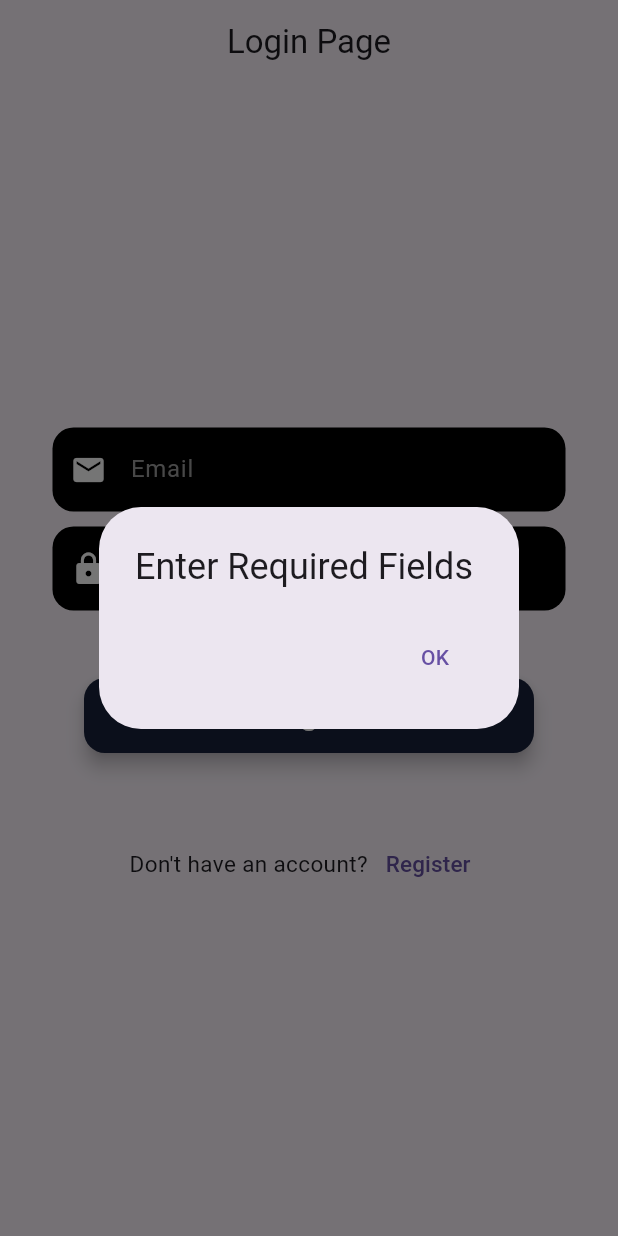
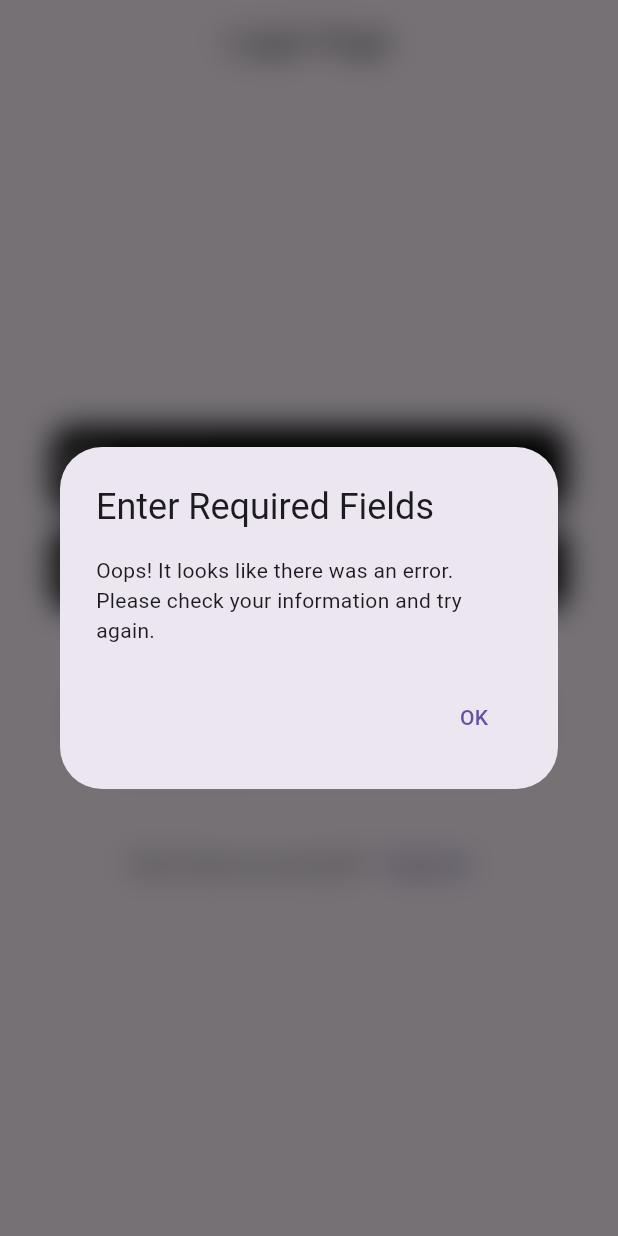
Before and after one commit to asifahamed112/DocRater, a Flutter app: the screen it shows after launch, after a tap on "Log In", on a phone screen of 412 x 824 dp. Run offline on Flutter 3.47's test engine with Material 3 defaults, Android fonts, the phone set to English and light mode, and no system bars; our stand-ins replace firebase_auth, firebase_core; accounts and stored records are empty.

Commit message:
Day 6. *change someone's ui design

```diff
--- a/lib/UIhelper.dart
+++ b/lib/UIhelper.dart
@@ -1,3 +1,5 @@
+import 'dart:ui';
+
 import 'package:flutter/cupertino.dart';
 import 'package:flutter/material.dart';
 
@@ -37,11 +39,11 @@ class UiHelper {
           },
           style: ElevatedButton.styleFrom(
             shape: RoundedRectangleBorder(
-              borderRadius: BorderRadius.circular(14),
+              borderRadius: BorderRadius.circular(50),
             ),
             primary: Color(0xFF17203A),
-            elevation: 5,
-            shadowColor: Colors.black.withOpacity(1),
+            elevation: 4,
+            shadowColor: Colors.black87,
           ),
           child: Text(
             text,
@@ -56,17 +58,22 @@ class UiHelper {
   static CustomAlertBox(BuildContext context, String text) async {
     return showDialog(
       context: context,
-      builder: (BuildContext context) {
-        return AlertDialog(
-          title: Text(text),
-          actions: [
-            TextButton(
-              onPressed: () {
-                Navigator.pop(context);
-              },
-              child: Text("OK"),
-            )
-          ],
+      builder: (context) {
+        return BackdropFilter(
+          filter: ImageFilter.blur(sigmaX: 10, sigmaY: 10),
+          child: AlertDialog(
+            title: Text(text),
+            content: Text(
+                'Oops! It looks like there was an error. Please check your information and try again.'),
+            actions: <Widget>[
+              TextButton(
+                child: Text('OK'),
+                onPressed: () {
+                  Navigator.of(context).pop();
+                },
+              ),
+            ],
+          ),
         );
       },
     );
```
Also changed, not shown: lib/HomeView.dart (+21 -5 lines).
